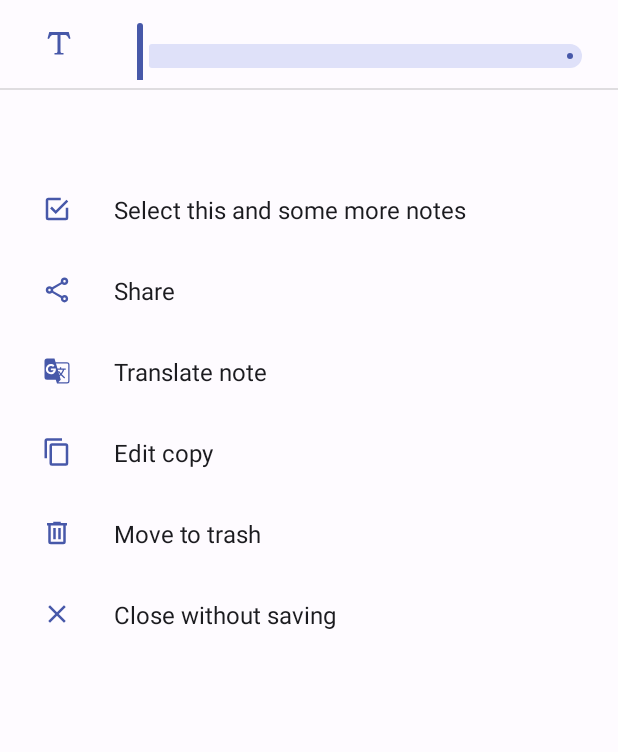
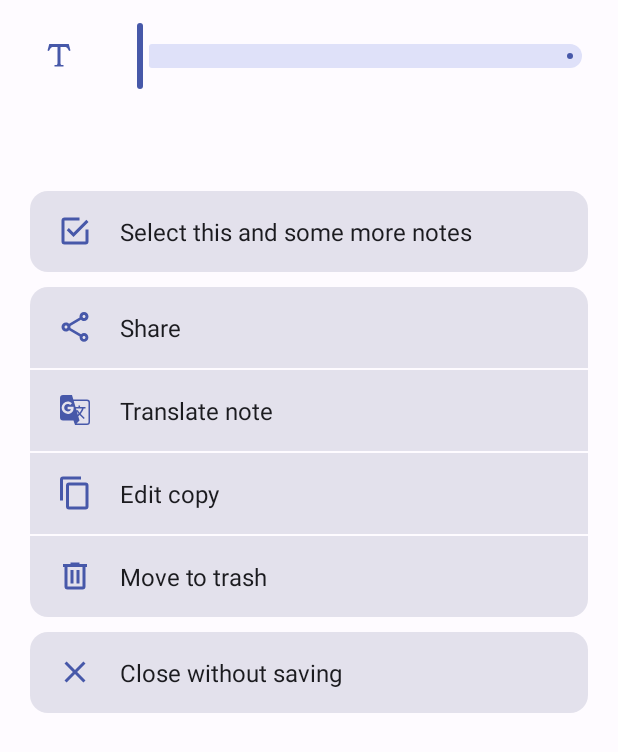
Before and after one commit to pasichDev/MyNotes, an Android app: the layout dialog_more_note.xml on its own in the app's theme, with its tools: preview values and no code run, on a phone screen of 412 x 824 dp. Shown: the top 752 px of the screen. Run offline under Robolectric (Android 15) with nearby library versions, the phone set to English and light mode, and no system bars.

Commit message:
update ui dialogs

```diff
--- a/app/src/main/java/com/pasich/mynotes/ui/view/dialogs/MoreNoteDialog.java
+++ b/app/src/main/java/com/pasich/mynotes/ui/view/dialogs/MoreNoteDialog.java
@@ -95,7 +95,7 @@ public class MoreNoteDialog extends BaseDialogBottomSheets implements MoreNoteDi
             String title = mNote.getTitle().length() > 20 ? mNote.getTitle().substring(0, 20) + "..." : mNote.getTitle();
             binding.includeHead.headTextDialog.setText(mNote.getTitle().length() > 1 ? title : getString(R.string.chooseNote));
             binding.includeHead.getRoot().setVisibility(newNoteActivity ? View.GONE : View.VISIBLE);
-            binding.divider.setVisibility(View.GONE);
+            binding.spacerLast.setVisibility(View.GONE);
         } else {
             binding.includeHead.getRoot().setVisibility(View.GONE);
         }
--- /dev/null
+++ b/app/src/main/res/drawable/bg_item_end.xml
@@ -0,0 +1,12 @@
+<?xml version="1.0" encoding="utf-8"?>
+<ripple xmlns:android="http://schemas.android.com/apk/res/android"
+    android:color="?attr/colorControlHighlight">
+
+    <item>
+        <shape android:shape="rectangle">
+            <solid android:color="?attr/colorSurfaceVariant" />
+
+            <corners android:bottomLeftRadius="12dp"   android:bottomRightRadius="12dp"/>
+        </shape>
+    </item>
+</ripple>
--- /dev/null
+++ b/app/src/main/res/drawable/bg_item_full.xml
@@ -0,0 +1,12 @@
+<?xml version="1.0" encoding="utf-8"?>
+<ripple xmlns:android="http://schemas.android.com/apk/res/android"
+    android:color="?attr/colorControlHighlight">
+
+    <item>
+        <shape android:shape="rectangle">
+            <solid android:color="?attr/colorSurfaceVariant" />
+
+            <corners android:radius="12dp" />
+        </shape>
+    </item>
+</ripple>
--- /dev/null
+++ b/app/src/main/res/drawable/bg_item_middle.xml
@@ -0,0 +1,11 @@
+<?xml version="1.0" encoding="utf-8"?>
+<ripple xmlns:android="http://schemas.android.com/apk/res/android"
+    android:color="?attr/colorControlHighlight">
+
+    <item>
+        <shape android:shape="rectangle">
+            <solid android:color="?attr/colorSurfaceVariant" />
+
+        </shape>
+    </item>
+</ripple>
--- /dev/null
+++ b/app/src/main/res/drawable/bg_item_start.xml
@@ -0,0 +1,11 @@
+<?xml version="1.0" encoding="utf-8"?>
+<ripple xmlns:android="http://schemas.android.com/apk/res/android"
+    android:color="?attr/colorControlHighlight">
+
+    <item>
+        <shape android:shape="rectangle">
+            <solid android:color="?attr/colorSurfaceVariant" />
+            <corners android:topLeftRadius="12dp" android:topRightRadius="12dp"/>
+        </shape>
+    </item>
+</ripple>
--- a/app/src/main/res/layout/dialog_more_note.xml
+++ b/app/src/main/res/layout/dialog_more_note.xml
@@ -35,11 +35,7 @@
                 android:id="@+id/settingsActivity"
                 layout="@layout/view_set_note_activity" />
 
-            <View
-                android:id="@+id/divider"
-                android:layout_width="match_parent"
-                android:layout_height="1dp"
-                android:background="?attr/colorControlHighlight" />
+
 
             <LinearLayout
                 android:id="@+id/groupLayouts"
@@ -56,7 +52,8 @@
                     android:id="@+id/action_panel_activate"
                     android:layout_width="match_parent"
                     android:layout_height="wrap_content"
-                    android:background="?android:attr/selectableItemBackground"
+                    android:background="@drawable/bg_item_full"
+                    android:layout_marginHorizontal="20dp"
                     android:orientation="horizontal"
                     android:padding="@dimen/paddingItems"
                     android:visibility="@{activityNote ?  View.GONE  : View.VISIBLE , default = gone}">
@@ -71,11 +68,15 @@
                         android:text="@string/selectAll" />
                 </LinearLayout>
 
+                <View
+                    android:layout_width="match_parent"
+                    android:layout_height="10dp"/>
                 <LinearLayout
                     android:id="@+id/share"
                     android:layout_width="match_parent"
                     android:layout_height="wrap_content"
-                    android:background="?android:attr/selectableItemBackground"
+                    android:background="@drawable/bg_item_start"
+                    android:layout_marginHorizontal="20dp"
                     android:orientation="horizontal"
                     android:padding="@dimen/paddingItems"
                     android:visibility="@{valuesText ?  View.VISIBLE :View.GONE , default = gone}">
@@ -92,11 +93,15 @@
         </LinearLayout>
 
 
+                <View
+                    android:layout_width="match_parent"
+                    android:layout_height="1dp"/>
                 <LinearLayout
                     android:id="@+id/translateNote"
                     android:layout_width="match_parent"
                     android:layout_height="wrap_content"
-                    android:background="?android:attr/selectableItemBackground"
+                    android:background="@drawable/bg_item_middle"
+                    android:layout_marginHorizontal="20dp"
                     android:orientation="horizontal"
                     android:padding="@dimen/paddingItems"
                     android:visibility="@{valuesText  &amp;&amp; activityNote ?  View.VISIBLE :View.GONE , default = gone}">
@@ -112,11 +117,15 @@
 
         </LinearLayout>
 
+                <View
+                    android:layout_width="match_parent"
+                    android:layout_height="1dp"/>
                 <LinearLayout
                     android:id="@+id/copyNote"
                     android:layout_width="match_parent"
                     android:layout_height="wrap_content"
-                    android:background="?android:attr/selectableItemBackground"
+                    android:background="@drawable/bg_item_middle"
+                    android:layout_marginHorizontal="20dp"
                     android:orientation="horizontal"
                     android:visibility="@{newNote ? View.GONE : View.VISIBLE, default = gone}"
                     android:padding="@dimen/paddingItems">
@@ -132,11 +141,15 @@
                 </LinearLayout>
 
 
+                <View
+                    android:layout_width="match_parent"
+                    android:layout_height="1dp"/>
                 <LinearLayout
                     android:id="@+id/moveToTrash"
                     android:layout_width="match_parent"
                     android:layout_height="wrap_content"
-                    android:background="?android:attr/selectableItemBackground"
+                    android:background="@drawable/bg_item_end"
+                    android:layout_marginHorizontal="20dp"
                     android:orientation="horizontal"
                     android:visibility="@{newNote ? View.GONE : View.VISIBLE, default = gone}"
                     android:padding="@dimen/paddingItems">
@@ -152,11 +165,16 @@
         </LinearLayout>
 
 
+                <View
+                    android:id="@+id/spacerLast"
+                    android:layout_width="match_parent"
+                    android:layout_height="10dp"/>
             <LinearLayout
                 android:id="@+id/noSave"
                 android:layout_width="match_parent"
                 android:layout_height="wrap_content"
-                android:background="?android:attr/selectableItemBackground"
+                android:background="@drawable/bg_item_full"
+                android:layout_marginHorizontal="20dp"
                 android:orientation="horizontal"
                 android:visibility="@{activityNote ? View.VISIBLE : View.GONE, default = gone}"
                 android:padding="@dimen/paddingItems">
@@ -171,12 +189,15 @@
                     android:text="@string/noSave" />
             </LinearLayout>
 
+                <View
+                    android:layout_width="match_parent"
+                    android:layout_height="10dp"/>
 
                 <HorizontalScrollView
                     android:id="@+id/scrollChips"
                     android:layout_width="match_parent"
                     android:layout_height="wrap_content"
-                    android:paddingHorizontal="15dp"
+                    android:paddingHorizontal="17dp"
                     android:paddingVertical="5dp"
                     android:scrollbars="none"
                     android:visibility="@{!newNote ?  View.VISIBLE :View.GONE , default = gone}">
--- a/app/src/main/res/layout/view_login_page.xml
+++ b/app/src/main/res/layout/view_login_page.xml
@@ -62,7 +62,8 @@
         android:id="@+id/loginUser"
         android:layout_width="match_parent"
         android:layout_height="wrap_content"
-        android:background="?android:attr/selectableItemBackground"
+        android:background="@drawable/bg_item_full"
+        android:layout_marginHorizontal="20dp"
         android:visibility="gone"
         android:orientation="horizontal"
         android:padding="@dimen/paddingItems">
--- a/app/src/main/res/layout/view_set_note_activity.xml
+++ b/app/src/main/res/layout/view_set_note_activity.xml
@@ -15,7 +15,8 @@
         android:layout_height="wrap_content"
         style="?android:attr/actionButtonStyle"
         android:layout_marginStart="15dp"
-        android:padding="10dp"
+        android:paddingVertical="20dp"
+        android:paddingHorizontal="10dp"
         android:gravity="center_vertical"
         android:src="@drawable/ic_style_normal"
         android:contentDescription="@string/contentDescrChangeStyleText" />
--- a/app/src/main/res/values/themes.xml
+++ b/app/src/main/res/values/themes.xml
@@ -297,12 +297,12 @@
 
     <!-- Стиль иконок в BottomSheetsDialog -->
     <style name="iconDialogList">
-        <item name="android:layout_width">20dp</item>
-        <item name="android:layout_height">20dp</item>
+        <item name="android:layout_width">24dp</item>
+        <item name="android:layout_height">24dp</item>
         <item name="android:background">@null</item>
         <item name="android:tint">?android:colorPrimary</item>
-        <item name="android:layout_marginStart">20dp</item>
-        <item name="android:layout_marginEnd">20dp</item>
+        <item name="android:layout_marginStart">10dp</item>
+        <item name="android:layout_marginEnd">10dp</item>
         <item name="android:layout_gravity">center_vertical</item>
     </style>
 
```
Also changed, not shown: app/src/main/res/layout/dialog_about.xml (+26 -7 lines), app/src/main/res/layout/dialog_delete_tag.xml (+15 -5 lines), app/src/main/res/layout/dialog_shortcut.xml (deleted, +0 -63 lines).
